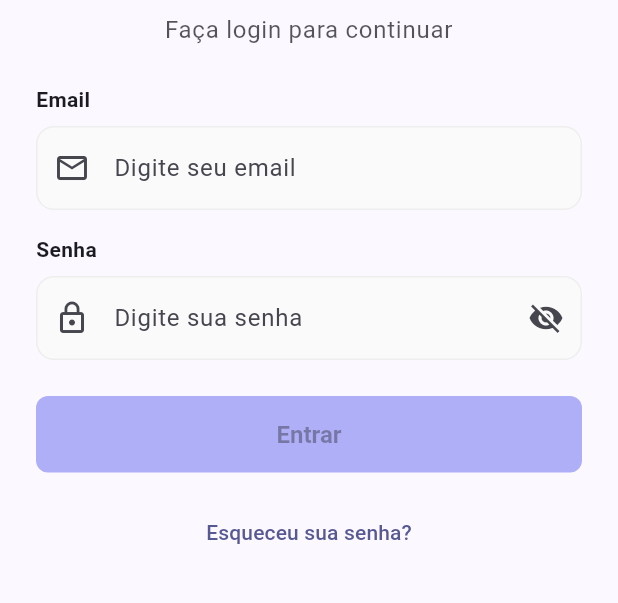
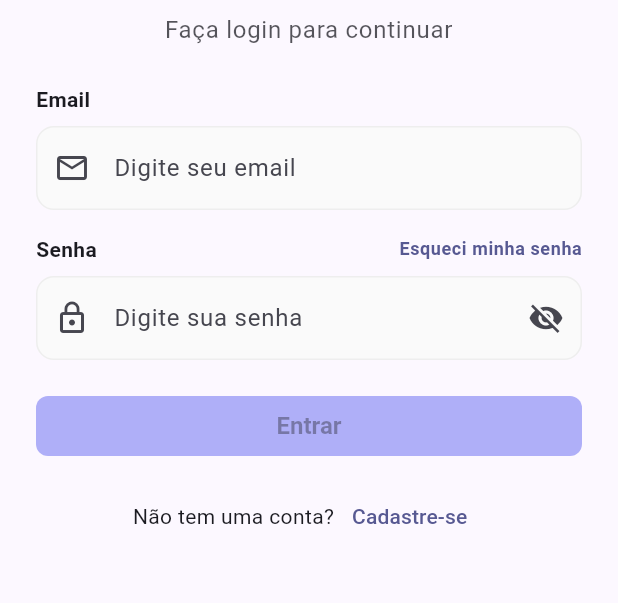
Before and after one commit to Joannegton/coisa-rapida-ui, a Flutter app: the screen it shows after launch, on a phone screen of 412 x 824 dp, the part 258-861 px from its top. Run offline on Flutter 3.47's test engine with Material 3 defaults, Android fonts, the phone set to English and light mode, and no system bars; our stand-ins replace dio, flutter_riverpod, flutter_secure_storage, go_router, logger, package_info_plus and 2 more; missing offline and left inert: validatorless; generated files the repository leaves out were written again.

Commit message:
feat: implementa rotas e ajuste no login

```diff
--- a/lib/core/constants/app_routes_constants.dart
+++ b/lib/core/constants/app_routes_constants.dart
@@ -1,5 +1,9 @@
 class AppRoutes {
   static const String splash = '/splash';
+  static const String home = '/';
+
+  // Auth
+  static const String cadastro = '/cadastro';
   static const String login = '/login';
-  static const String home = '/';
+  static const String recuperarSenha = '/recuperar-senha';
 }
--- a/lib/core/providers/router_provider.dart
+++ b/lib/core/providers/router_provider.dart
@@ -1,5 +1,6 @@
 import 'package:coisa_rapida/features/auth/providers/auth_provider.dart';
 import 'package:coisa_rapida/features/auth/screens/login_screen.dart';
+import 'package:coisa_rapida/features/auth/screens/recuperar_senha_screen.dart';
 import 'package:coisa_rapida/features/auth/screens/splash_screen.dart';
 import 'package:coisa_rapida/features/home/home_screen.dart';
 import 'package:flutter/material.dart';
@@ -29,6 +30,11 @@ GoRouter router(RouterRef ref) {
         path: AppRoutes.login,
         name: 'login',
         builder: (context, state) => const LoginScreen(),
+      ),
+      GoRoute(
+        path: AppRoutes.recuperarSenha,
+        name: 'recuperar-senha',
+        builder: (context, state) => const RecuperarSenhaScreen(),
       ),
       GoRoute(
         path: AppRoutes.home,
--- a/lib/features/auth/screens/login_screen.dart
+++ b/lib/features/auth/screens/login_screen.dart
@@ -1,8 +1,10 @@
+import 'package:coisa_rapida/core/constants/app_routes_constants.dart';
 import 'package:coisa_rapida/features/auth/providers/auth_provider.dart';
 import 'package:coisa_rapida/shared/utils/ui_utils.dart';
 import 'package:coisa_rapida/shared/widgets/campo_texto_widget.dart';
 import 'package:flutter/material.dart';
 import 'package:flutter_riverpod/flutter_riverpod.dart';
+import 'package:go_router/go_router.dart';
 import 'package:validatorless/validatorless.dart';
 
 class LoginScreen extends ConsumerWidget {
@@ -117,9 +119,41 @@ class _LoginFormState extends ConsumerState<LoginForm> {
 
           const SizedBox(height: 16),
 
+          Row(
+            children: [
+              Expanded(
+                child: Text(
+                  'Senha',
+                  style: Theme.of(
+                    context,
+                  ).textTheme.bodyMedium?.copyWith(fontWeight: FontWeight.w600),
+                ),
+              ),
+              TextButton(
+                onPressed: isLoading
+                    ? null
+                    : () {
+                        context.push(AppRoutes.recuperarSenha);
+                      },
+                style: TextButton.styleFrom(
+                  padding: EdgeInsets.zero,
+                  minimumSize: Size.zero,
+                  tapTargetSize: MaterialTapTargetSize.shrinkWrap,
+                ),
+                child: Text(
+                  'Esqueci minha senha',
+                  style: Theme.of(context).textTheme.bodySmall?.copyWith(
+                    color: Theme.of(context).colorScheme.primary,
+                    fontWeight: FontWeight.w600,
+                  ),
+                ),
+              ),
+            ],
+          ),
+          const SizedBox(height: 8),
+
           CampoTexto(
             controller: _senhaController,
-            label: 'Senha',
             placeholder: 'Digite sua senha',
             prefixIcon: Icons.lock_outline,
             suffixIcon: IconButton(
@@ -137,12 +171,10 @@ class _LoginFormState extends ConsumerState<LoginForm> {
             validator: Validatorless.required('Senha é obrigatória'),
           ),
 
-          const SizedBox(height: 24),
+          const SizedBox(height: 20),
 
           FilledButton(
             onPressed: (isLoading || !_camposPreenchidos) ? null : _handleLogin,
-            child: Padding(
-              padding: const EdgeInsets.symmetric(vertical: 16),
             child: isLoading
                 ? const SizedBox(
                     height: 20,
@@ -154,19 +186,22 @@ class _LoginFormState extends ConsumerState<LoginForm> {
                   )
                 : const Text('Entrar'),
           ),
-          ),
 
-          const SizedBox(height: 16),
+          const SizedBox(height: 12),
 
-          // Link para recuperação de senha (opcional)
+          Row(
+            mainAxisAlignment: MainAxisAlignment.center,
+            children: [
+              const Text('Não tem uma conta?'),
               TextButton(
                 onPressed: isLoading
                     ? null
                     : () {
-                    // Navegar para recuperação de senha
-                    // context.push('/recuperar-senha');
+                        context.push(AppRoutes.cadastro);
                       },
-            child: const Text('Esqueceu sua senha?'),
+                child: const Text('Cadastre-se'),
+              ),
+            ],
           ),
         ],
       ),
```
Also changed, not shown: lib/features/auth/screens/recuperar_senha_screen.dart (added, +155 -0 lines), lib/core/providers/router_provider.g.dart. Lines whose indentation alone changed are shown as unchanged.
